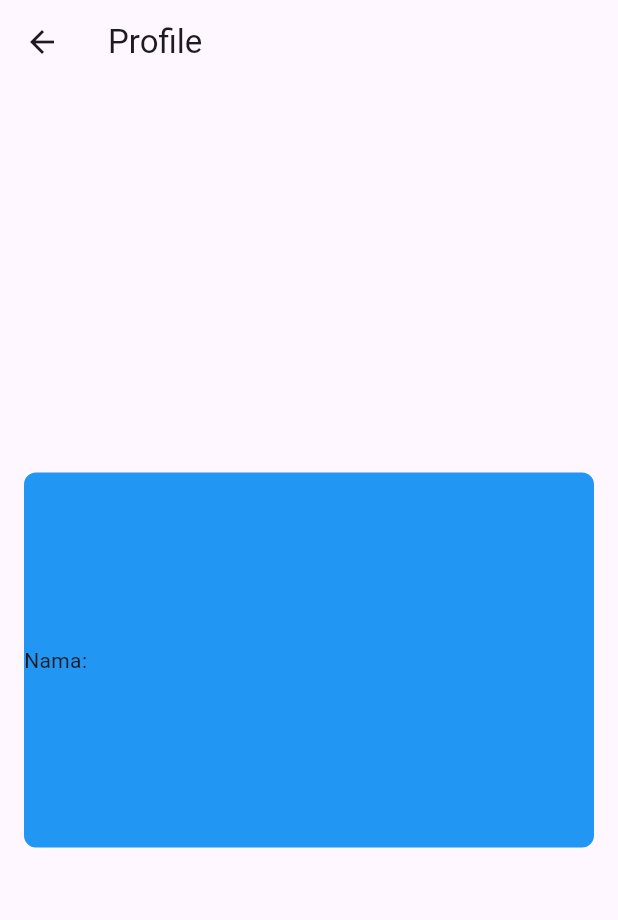
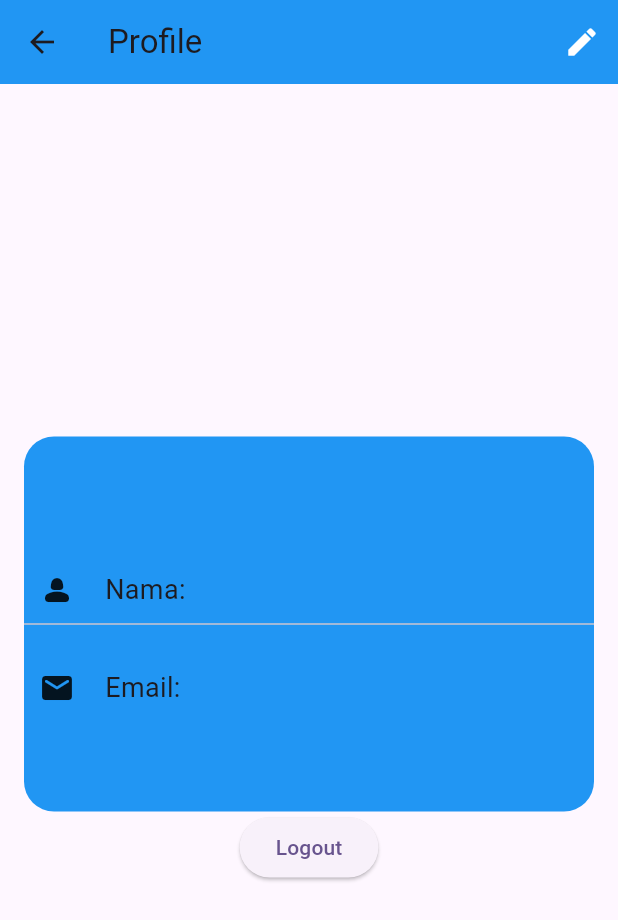
Before and after one commit to TrianaJulianingsih/FlutterProject, a Flutter app: the ProfileAPIScreen screen opened by its route, on a phone screen of 412 x 824 dp. Shown: the top 920 px of the screen. Run offline on Flutter 3.47's test engine with Material 3 defaults, Android fonts, the light colour scheme and no system bars; our stand-ins replace lottie, shared_preferences, sqflite; accounts and stored records are empty; network calls fail.

Commit message:
update profile

```diff
--- a/lib/day25/api/endpoint/endpoint.dart
+++ b/lib/day25/api/endpoint/endpoint.dart
@@ -3,4 +3,5 @@ class Endpoint {
   static const String register = "$baseURL/register";
   static const String login = "$baseURL/login";
   static const String profile = "$baseURL/profile";
+  static const String logout = "$baseURL/logout";
 }
--- a/lib/day25/api/register_user.dart
+++ b/lib/day25/api/register_user.dart
@@ -44,20 +44,24 @@ class AuthenticationAPI {
     }
   }
 
-  static Future<GetUserModel> updateUser({required String name}) async {
+  static Future<GetUserModel> updateUser({
+    required String name,
+    required String email,
+  }) async {
     final url = Uri.parse(Endpoint.profile);
     final token = await PreferenceHandler.getToken();
 
-    final response = await http.post(
+    final response = await http.put(
       url,
-      body: {"name": name},
+      body: {"name": name, "email": email},
       headers: {"Accept": "application/json", "Authorization": "Bearer $token"},
     );
+
     if (response.statusCode == 200) {
       return GetUserModel.fromJson(json.decode(response.body));
     } else {
       final error = json.decode(response.body);
-      throw Exception(error["message"] ?? "Register gagal");
+      throw Exception(error["message"] ?? "Update profile gagal");
     }
   }
 
--- a/lib/day25/views/profile.dart
+++ b/lib/day25/views/profile.dart
@@ -11,9 +11,12 @@ class ProfileAPIScreen extends StatefulWidget {
 }
 
 class _ProfileAPIScreenState extends State<ProfileAPIScreen> {
-  GetUserModel? user;
-  bool _isLoading = true;
-  String? _errorMessage;
+  final TextEditingController _nameController = TextEditingController();
+  final TextEditingController _emailController = TextEditingController();
+  GetUserModel? userData;
+  bool isEditing = false;
+  bool isLoading = true;
+  String? errorMessage = '';
   @override
   void initState() {
     super.initState();
@@ -22,51 +25,167 @@ class _ProfileAPIScreenState extends State<ProfileAPIScreen> {
 
   Future<void> _loadProfileData() async {
     setState(() {
-      _isLoading = true;
-      _errorMessage = null;
+      isLoading = true;
+      errorMessage = '';
     });
     try {
-      final userData = await AuthenticationAPI.getProfile();
+      final data = await AuthenticationAPI.getProfile();
       setState(() {
-        user = userData;
+        userData = data;
+        _nameController.text = data.data?.name ?? '';
+        _emailController.text = data.data?.email ?? '';
       });
     } catch (e) {
       setState(() {
-        _errorMessage = e.toString();
+        errorMessage = e.toString();
+        isLoading = false;
       });
-    } finally {
+      // } finally {
+      //   setState(() {
+
+      //   });
+    }
+  }
+
+  Future<void> updateProfile() async {
     setState(() {
-        _isLoading = false;
+      isLoading = true;
+      errorMessage = '';
+    });
+    try {
+      final updateData = await AuthenticationAPI.updateUser(
+        name: _nameController.text,
+        email: _emailController.text,
+      );
+      setState(() {
+        userData = updateData;
+        isEditing = false;
+      });
+    } catch (e) {
+      setState(() {
+        errorMessage = e.toString();
+        isLoading = false;
       });
     }
   }
 
-  // Future<void> profile() async {
-  //   setState(() {
-  //     _isLoading = true;
-  //     _errorMessage = null;
-  //   });
-  //   try
-  // }
+  void showEditDialog() {
+    showDialog(
+      context: context,
+      builder: (BuildContext context) {
+        return AlertDialog(
+          title: Text("Edit Profile"),
+          content: SingleChildScrollView(
+            child: Column(
+              mainAxisSize: MainAxisSize.min,
+              children: [
+                TextField(
+                  controller: _nameController,
+                  decoration: InputDecoration(
+                    labelText: 'Nama',
+                    border: OutlineInputBorder(
+                      // borderSide: BorderSide(
+                      //   color: Color.fromARGB(141, 177, 175, 175)
+                      // )
+                    ),
+                  ),
+                ),
+                SizedBox(height: 20),
+                TextField(
+                  controller: _emailController,
+                  decoration: InputDecoration(
+                    labelText: 'Email',
+                    border: OutlineInputBorder(
+                      // borderSide: BorderSide(
+                      //   color: Color.fromARGB(141, 177, 175, 175)
+                      // )
+                    ),
+                  ),
+                  keyboardType: TextInputType.emailAddress,
+                ),
+              ],
+            ),
+          ),
+          actions: [
+            TextButton(
+              onPressed: () => Navigator.pop(context),
+              child: Text("Batal"),
+            ),
+            ElevatedButton(
+              onPressed: () {
+                Navigator.pop(context);
+                updateProfile();
+              },
+              child: Text("Simpan"),
+            ),
+          ],
+        );
+      },
+    );
+  }
 
   @override
   Widget build(BuildContext context) {
     return Scaffold(
-      appBar: AppBar(title: Text("Profile")),
+      appBar: AppBar(
+        title: Text("Profile"),
+        backgroundColor: Colors.blue,
+        actions: [
+          IconButton(
+            icon: const Icon(Icons.edit, color: Colors.white),
+            onPressed: showEditDialog,
+            tooltip: "Edit Profile",
+          ),
+        ],
+      ),
       body: Center(
-        child: Container(
+        child: Column(
+          mainAxisAlignment: MainAxisAlignment.center,
+          children: [
+            Container(
               height: 250,
               width: 380,
               decoration: BoxDecoration(
-            borderRadius: BorderRadius.circular(8),
+                borderRadius: BorderRadius.circular(20),
                 color: Colors.blue,
               ),
+              child: Column(
+                mainAxisAlignment: MainAxisAlignment.center,
+                children: [
+                  Padding(
+                    padding: const EdgeInsets.only(top: 20, left: 10),
                     child: Row(
                       children: [
-              Text("Nama: "),
-              Text(user?.data?.name?.toString() ?? ''),
+                        Icon(Icons.person_2_rounded),
+                        SizedBox(width: 20),
+                        Text("Nama: ", style: TextStyle(fontSize: 18)),
+                        Text(
+                          userData?.data?.name?.toString() ?? '',
+                          style: TextStyle(fontSize: 20),
+                        ),
                       ],
                     ),
+                  ),
+                  Divider(),
+                  Padding(
+                    padding: const EdgeInsets.only(top: 20, left: 10),
+                    child: Row(
+                      children: [
+                        Icon(Icons.email_rounded),
+                        SizedBox(width: 20),
+                        Text("Email: ", style: TextStyle(fontSize: 18)),
+                        Text(
+                          userData?.data?.email?.toString() ?? '',
+                          style: TextStyle(fontSize: 20),
+                        ),
+                      ],
+                    ),
+                  ),
+                ],
+              ),
+            ),
+            ElevatedButton(onPressed: () {}, child: Text("Logout")),
+          ],
         ),
       ),
       // bottomNavigationBar: ButtomNav(),
```
Lines whose indentation alone changed are shown as unchanged.
